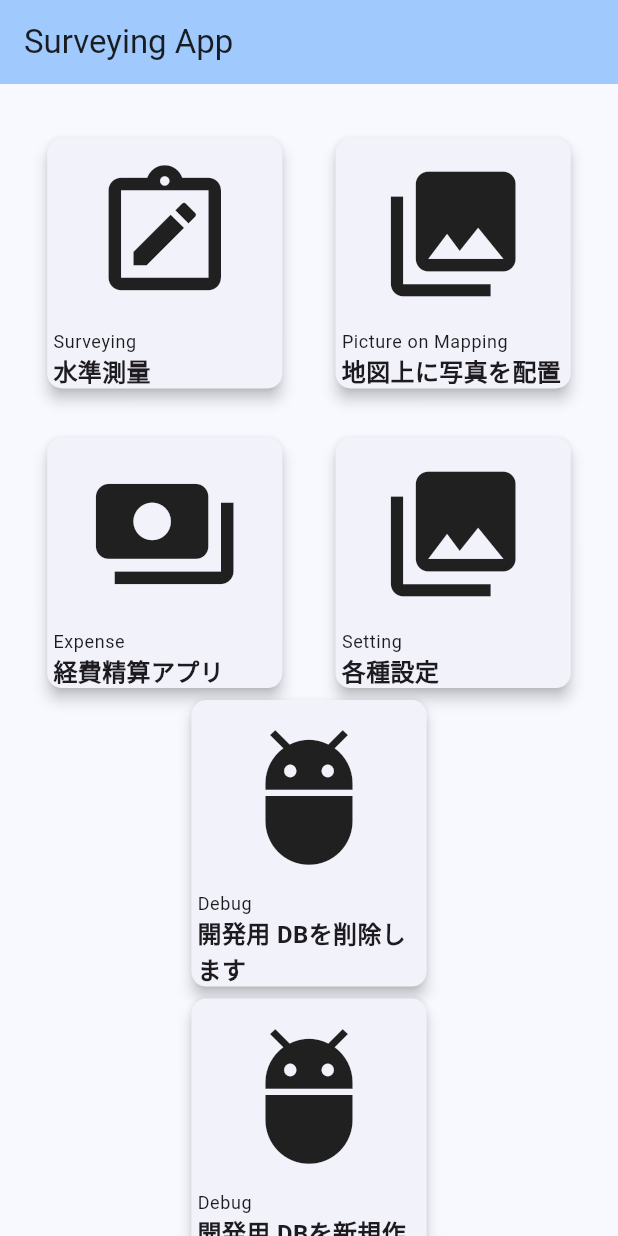
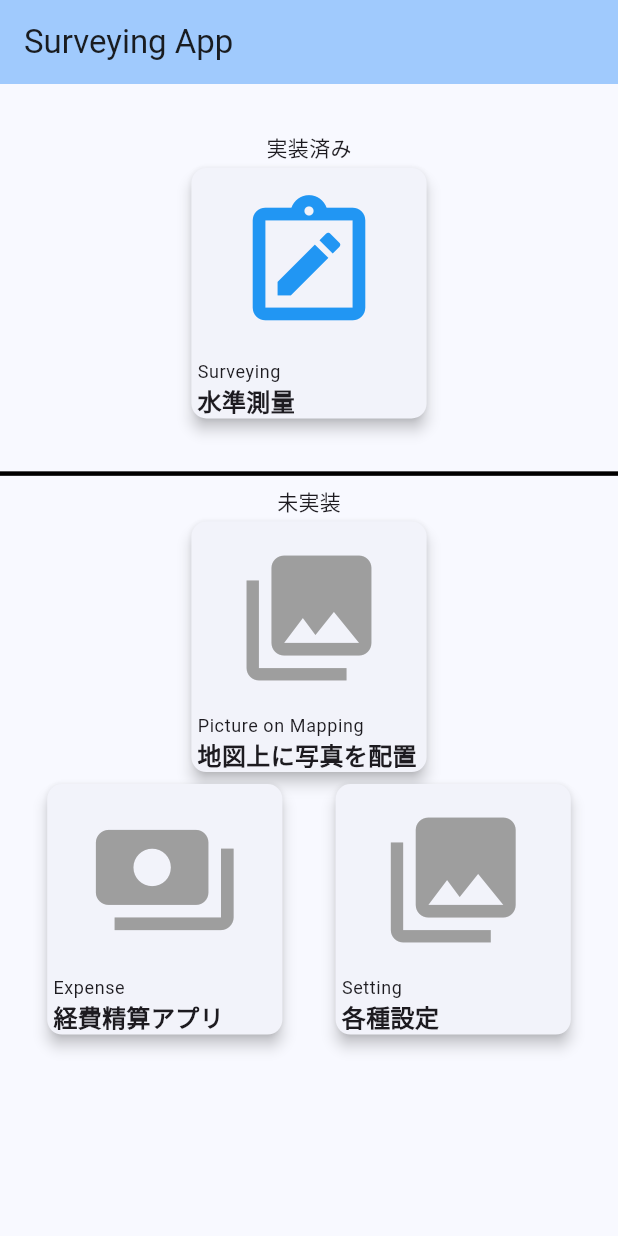
Before and after one commit to snrnapa/surveying_flutter, a Flutter app: the screen it shows after launch, on a phone screen of 412 x 824 dp. Run offline on Flutter 3.47's test engine with Material 3 defaults, Android fonts, the phone set to English and light mode, and no system bars; our stand-ins replace google_fonts, image_picker, sqflite; missing offline and left inert: flutter_email_sender; accounts and stored records are empty; Roboto replaces fonts that are missing (Murecho).

Commit message:
リリースに向けて機能を制限した

```diff
--- a/lib/main.dart
+++ b/lib/main.dart
@@ -63,6 +63,7 @@ class _MyHomePageState extends State<MyHomePage> {
             Container(
               padding: EdgeInsets.only(top: 32),
             ),
+            Text("実装済み"),
             Row(
               mainAxisAlignment: MainAxisAlignment.spaceEvenly,
               children: [
@@ -82,36 +83,35 @@ class _MyHomePageState extends State<MyHomePage> {
                         icon: Icon(
                           Icons.note_alt_outlined,
                           size: 100,
+                          color: Colors.blue,
                         ),
                         mainTitle: 'Surveying',
                         explain: '水準測量'),
-                  ),
-                ),
-                ConstrainedBox(
-                  constraints: BoxConstraints(
-                    maxWidth: _width * 0.4, // カードの横幅（最大値）
-                  ),
-                  child: GestureDetector(
-                    onTap: () {
-                      Navigator.push(
-                        context,
-                        MaterialPageRoute(
-                            builder: (context) => SurveyingList()),
-                      );
-                    },
-                    child: const MenuCardTemplate(
-                        icon: Icon(
-                          Icons.collections,
-                          size: 100,
-                        ),
-                        mainTitle: 'Picture on Mapping',
-                        explain: '地図上に写真を配置'),
                   ),
                 ),
               ],
             ),
             SizedBox(
               height: _height * 0.03,
+            ),
+            Divider(thickness: 3, color: Colors.black),
+            Text("未実装"),
+            ConstrainedBox(
+              constraints: BoxConstraints(
+                maxWidth: _width * 0.4,
+                // カードの横幅（最大値）
+              ),
+              child: GestureDetector(
+                onTap: () {},
+                child: const MenuCardTemplate(
+                    icon: Icon(
+                      Icons.collections,
+                      size: 100,
+                      color: Colors.grey,
+                    ),
+                    mainTitle: 'Picture on Mapping',
+                    explain: '地図上に写真を配置'),
+              ),
             ),
             Row(
               mainAxisAlignment: MainAxisAlignment.spaceEvenly,
@@ -121,17 +121,12 @@ class _MyHomePageState extends State<MyHomePage> {
                     maxWidth: _width * 0.4, // カードの横幅（最大値）
                   ),
                   child: GestureDetector(
-                    onTap: () {
-                      Navigator.push(
-                        context,
-                        MaterialPageRoute(
-                            builder: (context) => SurveyingList()),
-                      );
-                    },
+                    onTap: () {},
                     child: const MenuCardTemplate(
                         icon: Icon(
                           Icons.payments,
                           size: 100,
+                          color: Colors.grey,
                         ),
                         mainTitle: 'Expense',
                         explain: '経費精算アプリ'),
@@ -142,17 +137,12 @@ class _MyHomePageState extends State<MyHomePage> {
                     maxWidth: _width * 0.4, // カードの横幅（最大値）
                   ),
                   child: GestureDetector(
-                    onTap: () {
-                      Navigator.push(
-                        context,
-                        MaterialPageRoute(
-                            builder: (context) => SurveyingList()),
-                      );
-                    },
+                    onTap: () {},
                     child: const MenuCardTemplate(
                         icon: Icon(
                           Icons.collections,
                           size: 100,
+                          color: Colors.grey,
                         ),
                         mainTitle: 'Setting',
                         explain: '各種設定'),
@@ -160,40 +150,42 @@ class _MyHomePageState extends State<MyHomePage> {
                 ),
               ],
             ),
-            ConstrainedBox(
-              constraints: BoxConstraints(
-                maxWidth: _width * 0.4, // カードの横幅（最大値）
-              ),
-              child: GestureDetector(
-                onTap: () {
-                  dbInit.dropDatabase();
-                },
-                child: const MenuCardTemplate(
-                    icon: Icon(
-                      Icons.adb,
-                      size: 100,
-                    ),
-                    mainTitle: 'Debug',
-                    explain: '開発用 DBを削除します'),
-              ),
-            ),
-            ConstrainedBox(
-              constraints: BoxConstraints(
-                maxWidth: _width * 0.4, // カードの横幅（最大値）
-              ),
-              child: GestureDetector(
-                onTap: () {
-                  dbInit.initDatabase();
-                },
-                child: const MenuCardTemplate(
-                    icon: Icon(
-                      Icons.adb,
-                      size: 100,
-                    ),
-                    mainTitle: 'Debug',
-                    explain: '開発用 DBを新規作成します'),
-              ),
-            ),
+            // ConstrainedBox(
+            //   constraints: BoxConstraints(
+            //     maxWidth: _width * 0.4, // カードの横幅（最大値）
+            //   ),
+            //   child: GestureDetector(
+            //     onTap: () {
+            //       dbInit.dropDatabase();
+            //     },
+            //     child: const MenuCardTemplate(
+            //         icon: Icon(
+            //           Icons.adb,
+            //           size: 100,
+            //           color: Colors.grey,
+            //         ),
+            //         mainTitle: 'Debug',
+            //         explain: '開発用 DBを削除します'),
+            //   ),
+            // ),
+            // ConstrainedBox(
+            //   constraints: BoxConstraints(
+            //     maxWidth: _width * 0.4, // カードの横幅（最大値）
+            //   ),
+            //   child: GestureDetector(
+            //     onTap: () {
+            //       dbInit.initDatabase();
+            //     },
+            //     child: const MenuCardTemplate(
+            //         icon: Icon(
+            //           Icons.adb,
+            //           size: 100,
+            //           color: Colors.grey,
+            //         ),
+            //         mainTitle: 'Debug',
+            //         explain: '開発用 DBを新規作成します'),
+            //   ),
+            // ),
           ],
         ),
       ),
```
